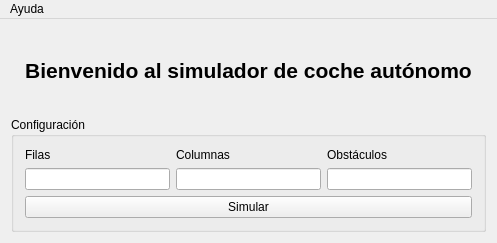
Old version of the form src/UI/mainwindow.ui in the repository alu0100967111/SmartCar.
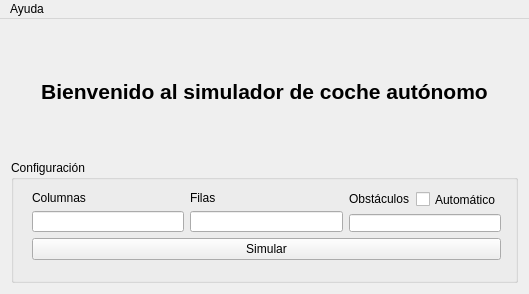
New version of the form.

Commit message: Obstáculos automáticos

Patch:
```diff
--- a/src/UI/mainwindow.ui
+++ b/src/UI/mainwindow.ui
@@ -9,8 +9,8 @@
    <rect>
     <x>0</x>
     <y>0</y>
-    <width>497</width>
-    <height>243</height>
+    <width>529</width>
+    <height>294</height>
    </rect>
   </property>
   <property name="windowTitle">
@@ -53,15 +53,40 @@
         <property name="title">
          <string>Configuración</string>
         </property>
-        <layout class="QGridLayout" name="gridLayout_3">
-         <item row="0" column="0">
-          <layout class="QGridLayout" name="gridLayout_2">
-           <item row="1" column="0">
+        <widget class="QWidget" name="">
+         <property name="geometry">
+          <rect>
+           <x>10</x>
+           <y>20</y>
+           <width>491</width>
+           <height>91</height>
+          </rect>
+         </property>
             <layout class="QVBoxLayout" name="verticalLayout_6">
              <item>
               <layout class="QHBoxLayout" name="horizontalLayout">
                <item>
                 <layout class="QVBoxLayout" name="verticalLayout_3">
+              <item>
+               <spacer name="verticalSpacer_3">
+                <property name="orientation">
+                 <enum>Qt::Vertical</enum>
+                </property>
+                <property name="sizeHint" stdset="0">
+                 <size>
+                  <width>20</width>
+                  <height>40</height>
+                 </size>
+                </property>
+               </spacer>
+              </item>
+              <item>
+               <widget class="QLabel" name="columnas">
+                <property name="text">
+                 <string>Columnas</string>
+                </property>
+               </widget>
+              </item>
                  <item>
                   <widget class="QLineEdit" name="inputfilas"/>
                  </item>
@@ -69,6 +94,29 @@
                </item>
                <item>
                 <layout class="QVBoxLayout" name="verticalLayout_4">
+              <item>
+               <spacer name="verticalSpacer_2">
+                <property name="orientation">
+                 <enum>Qt::Vertical</enum>
+                </property>
+                <property name="sizeType">
+                 <enum>QSizePolicy::Expanding</enum>
+                </property>
+                <property name="sizeHint" stdset="0">
+                 <size>
+                  <width>20</width>
+                  <height>40</height>
+                 </size>
+                </property>
+               </spacer>
+              </item>
+              <item>
+               <widget class="QLabel" name="filas">
+                <property name="text">
+                 <string>Filas</string>
+                </property>
+               </widget>
+              </item>
                  <item>
                   <widget class="QLineEdit" name="inputcol"/>
                  </item>
@@ -76,6 +124,37 @@
                </item>
                <item>
                 <layout class="QVBoxLayout" name="verticalLayout_5">
+              <item>
+               <spacer name="verticalSpacer">
+                <property name="orientation">
+                 <enum>Qt::Vertical</enum>
+                </property>
+                <property name="sizeHint" stdset="0">
+                 <size>
+                  <width>20</width>
+                  <height>40</height>
+                 </size>
+                </property>
+               </spacer>
+              </item>
+              <item>
+               <layout class="QHBoxLayout" name="horizontalLayout_2">
+                <item alignment="Qt::AlignVCenter">
+                 <widget class="QLabel" name="filas_2">
+                  <property name="text">
+                   <string>Obstáculos</string>
+                  </property>
+                 </widget>
+                </item>
+                <item alignment="Qt::AlignVCenter">
+                 <widget class="QCheckBox" name="auto_checkbox">
+                  <property name="text">
+                   <string>Automático</string>
+                  </property>
+                 </widget>
+                </item>
+               </layout>
+              </item>
                  <item>
                   <widget class="QLineEdit" name="inputobs"/>
                  </item>
@@ -85,41 +164,38 @@
              </item>
              <item>
               <widget class="QPushButton" name="simular">
+            <property name="minimumSize">
+             <size>
+              <width>147</width>
+              <height>0</height>
+             </size>
+            </property>
+            <property name="baseSize">
+             <size>
+              <width>0</width>
+              <height>0</height>
+             </size>
+            </property>
                <property name="text">
                 <string>Simular</string>
                </property>
-              </widget>
-             </item>
-            </layout>
-           </item>
-           <item row="0" column="0">
-            <layout class="QHBoxLayout" name="horizontalLayout_2">
-             <item>
-              <widget class="QLabel" name="filas">
-               <property name="text">
-                <string>Filas</string>
+            <property name="iconSize">
+             <size>
+              <width>16</width>
+              <height>16</height>
+             </size>
                </property>
               </widget>
              </item>
-             <item>
-              <widget class="QLabel" name="columnas">
-               <property name="text">
-                <string>Columnas</string>
-               </property>
-              </widget>
-             </item>
-             <item>
-              <widget class="QLabel" name="obstaculos">
-               <property name="text">
-                <string>Obstáculos</string>
-               </property>
-              </widget>
-             </item>
-            </layout>
-           </item>
-          </layout>
-         </item>
-        </layout>
+         </layout>
+        </widget>
+        <zorder>gridLayoutWidget</zorder>
+        <zorder>verticalSpacer</zorder>
+        <zorder>widget_2</zorder>
+        <zorder>checkBox</zorder>
+        <zorder>widget_2</zorder>
+        <zorder>widget_2</zorder>
+        <zorder>verticalLayoutWidget</zorder>
        </widget>
       </item>
      </layout>
@@ -131,7 +207,7 @@
     <rect>
      <x>0</x>
      <y>0</y>
-     <width>497</width>
+     <width>529</width>
      <height>21</height>
     </rect>
    </property>
```
Left out of the diff: 50 changed lines with no effect on the pictures. Lines whose indentation alone changed are shown as unchanged. The commit also changes 4 other files.
